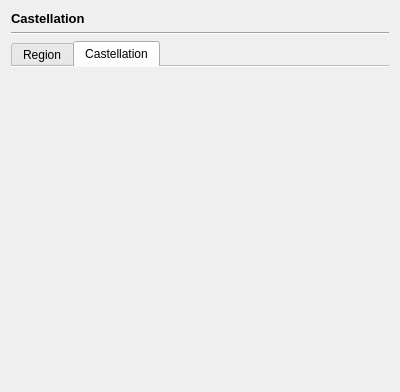
Qt form view/castellation/castellation_page.ui (nextfoam/baram) before a commit.
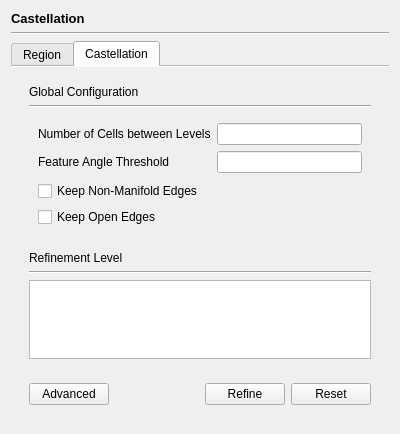
The same form after that commit. The open tabs and pages were chosen to show the change.

Commit message: Castellation 기능 구현

The edit to the form file:
```diff
--- a/view/castellation/castellation_page.ui
+++ b/view/castellation/castellation_page.ui
@@ -7,7 +7,7 @@
     <x>0</x>
     <y>0</y>
     <width>400</width>
-    <height>392</height>
+    <height>434</height>
    </rect>
   </property>
   <property name="windowTitle">
@@ -269,6 +269,201 @@
       <attribute name="title">
        <string>Castellation</string>
       </attribute>
+      <layout class="QVBoxLayout" name="verticalLayout_2">
+       <item>
+        <widget class="QWidget" name="widget_6" native="true">
+         <layout class="QVBoxLayout" name="verticalLayout_3">
+          <property name="bottomMargin">
+           <number>0</number>
+          </property>
+          <item>
+           <widget class="QLabel" name="label_5">
+            <property name="text">
+             <string>Global Configuration</string>
+            </property>
+           </widget>
+          </item>
+          <item>
+           <widget class="Line" name="line_3">
+            <property name="orientation">
+             <enum>Qt::Horizontal</enum>
+            </property>
+           </widget>
+          </item>
+          <item>
+           <widget class="QWidget" name="widget_9" native="true">
+            <layout class="QVBoxLayout" name="verticalLayout_7">
+             <property name="spacing">
+              <number>0</number>
+             </property>
+             <property name="topMargin">
+              <number>0</number>
+             </property>
+             <property name="bottomMargin">
+              <number>0</number>
+             </property>
+             <item>
+              <widget class="QWidget" name="widget_5" native="true">
+               <layout class="QFormLayout" name="formLayout_2">
+                <property name="leftMargin">
+                 <number>0</number>
+                </property>
+                <property name="rightMargin">
+                 <number>0</number>
+                </property>
+                <property name="bottomMargin">
+                 <number>4</number>
+                </property>
+                <item row="0" column="0">
+                 <widget class="QLabel" name="label_6">
+                  <property name="text">
+                   <string>Number of Cells between Levels</string>
+                  </property>
+                 </widget>
+                </item>
+                <item row="0" column="1">
+                 <widget class="QLineEdit" name="nCellsBetweenLevels"/>
+                </item>
+                <item row="1" column="0">
+                 <widget class="QLabel" name="label_7">
+                  <property name="text">
+                   <string>Feature Angle Threshold</string>
+                  </property>
+                 </widget>
+                </item>
+                <item row="1" column="1">
+                 <widget class="QLineEdit" name="resolveFeatureAngle"/>
+                </item>
+               </layout>
+              </widget>
+             </item>
+             <item>
+              <widget class="QWidget" name="widget_10" native="true">
+               <layout class="QVBoxLayout" name="verticalLayout_8">
+                <property name="leftMargin">
+                 <number>0</number>
+                </property>
+                <property name="topMargin">
+                 <number>4</number>
+                </property>
+                <property name="rightMargin">
+                 <number>0</number>
+                </property>
+                <item>
+                 <widget class="QCheckBox" name="keepNonManifoldEdges">
+                  <property name="text">
+                   <string>Keep Non-Manifold Edges</string>
+                  </property>
+                 </widget>
+                </item>
+                <item>
+                 <widget class="QCheckBox" name="keepOpenEdges">
+                  <property name="text">
+                   <string>Keep Open Edges</string>
+                  </property>
+                 </widget>
+                </item>
+               </layout>
+              </widget>
+             </item>
+            </layout>
+           </widget>
+          </item>
+         </layout>
+        </widget>
+       </item>
+       <item>
+        <widget class="QWidget" name="widget_7" native="true">
+         <layout class="QVBoxLayout" name="verticalLayout_6">
+          <item>
+           <widget class="QLabel" name="label_10">
+            <property name="text">
+             <string>Refinement Level</string>
+            </property>
+           </widget>
+          </item>
+          <item>
+           <widget class="Line" name="line_4">
+            <property name="orientation">
+             <enum>Qt::Horizontal</enum>
+            </property>
+           </widget>
+          </item>
+          <item>
+           <widget class="QTreeWidget" name="refinements">
+            <property name="editTriggers">
+             <set>QAbstractItemView::NoEditTriggers</set>
+            </property>
+            <property name="columnCount">
+             <number>3</number>
+            </property>
+            <attribute name="headerVisible">
+             <bool>false</bool>
+            </attribute>
+            <attribute name="headerStretchLastSection">
+             <bool>false</bool>
+            </attribute>
+            <column>
+             <property name="text">
+              <string>1</string>
+             </property>
+            </column>
+            <column>
+             <property name="text">
+              <string notr="true">2</string>
+             </property>
+            </column>
+            <column>
+             <property name="text">
+              <string notr="true">3</string>
+             </property>
+            </column>
+           </widget>
+          </item>
+         </layout>
+        </widget>
+       </item>
+       <item>
+        <widget class="QWidget" name="widget_8" native="true">
+         <layout class="QHBoxLayout" name="horizontalLayout_4">
+          <item>
+           <widget class="QPushButton" name="advanced">
+            <property name="text">
+             <string>Advanced</string>
+            </property>
+           </widget>
+          </item>
+          <item>
+           <spacer name="horizontalSpacer_3">
+            <property name="orientation">
+             <enum>Qt::Horizontal</enum>
+            </property>
+            <property name="sizeHint" stdset="0">
+             <size>
+              <width>40</width>
+              <height>20</height>
+             </size>
+            </property>
+           </spacer>
+          </item>
+          <item>
+           <widget class="QPushButton" name="refine">
+            <property name="text">
+             <string>Refine</string>
+            </property>
+           </widget>
+          </item>
+          <item>
+           <widget class="QPushButton" name="reset">
+            <property name="text">
+             <string>Reset</string>
+            </property>
+           </widget>
+          </item>
+         </layout>
+        </widget>
+       </item>
+      </layout>
      </widget>
     </widget>
    </item>
```
Left out of the diff: 4 changed lines with no effect on the pictures. The commit also changes 30 other files.
